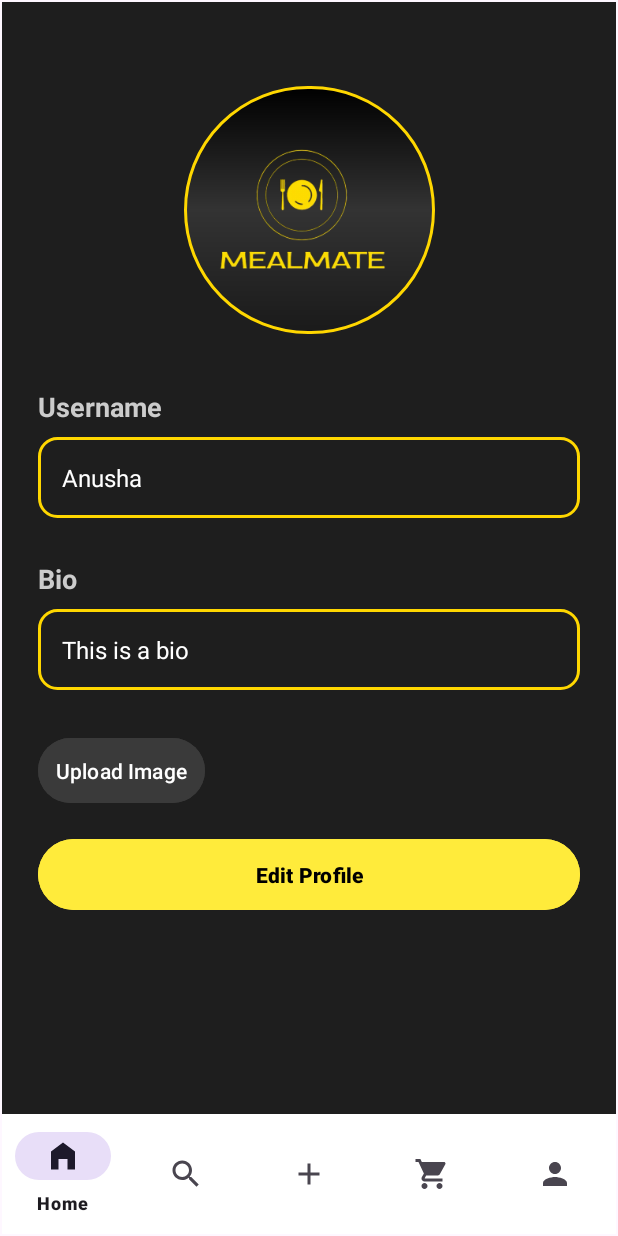
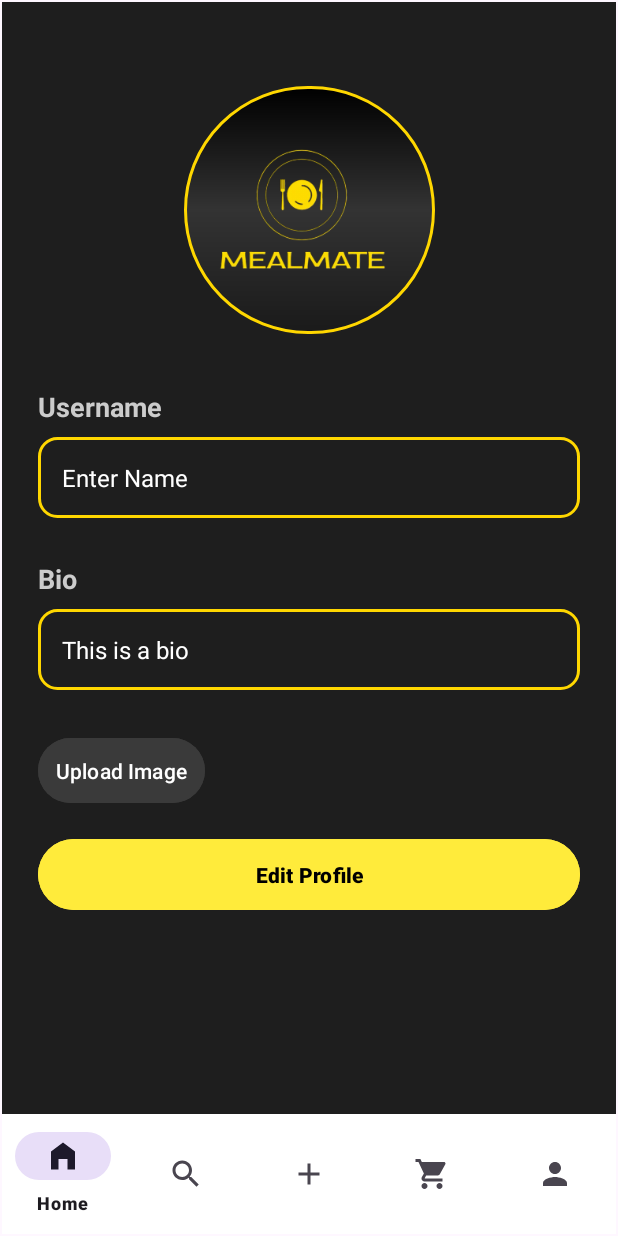
Before and after one commit to rahul-loni/MealMate-App, an Android app: the fragment ProfileFragment placed in its activity, on a phone screen of 412 x 824 dp. Run offline under Robolectric (Android 15) with nearby library versions, the phone set to English and light mode, and no system bars; our stand-ins replace CircleImageView; Roboto replaces fonts that are not available here.

Commit message:
profile complete

```diff
--- a/app/src/main/java/com/example/mealmate/ui/ProfileFragment.java
+++ b/app/src/main/java/com/example/mealmate/ui/ProfileFragment.java
@@ -67,11 +67,11 @@ public class ProfileFragment extends Fragment {
 
     private void loadUserProfile() {
         // Fetch current user data (just get the first user in the table)
-        currentUser = userDAO.getUser("Anusha"); // A new method to get the first user from the database
+        currentUser = userDAO.getUser("Enter Profile Name "); // A new method to get the first user from the database
 
         if (currentUser == null) {
             // If no user data is found, set default values
-            currentUser = new User("Anusha", "", "This is a bio");
+            currentUser = new User("Enter Name", "", "This is a bio");
 
             // Optionally, set a default image URI
             Glide.with(getContext()).load(R.drawable.mealmate_logo).into(profileImageView);
```
Also changed, not shown: app/src/main/res/layout/fragment_add_grocery.xml (+4 -3 lines), 1 other file.
